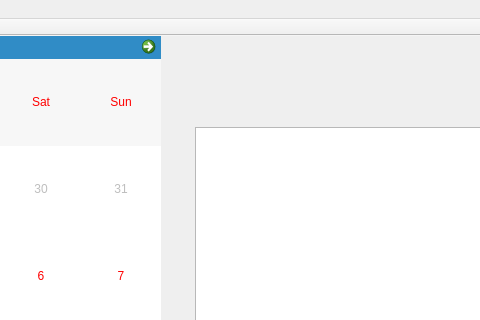
Old version of the form qtcreatorTest/Headers/mainwindow.ui in the repository piccirilloth/Calendar-and-To-Do-list-CalDav; both pictures show x 770 to 1250 and y 0 to 320 of the 1505 by 707 pixel window.
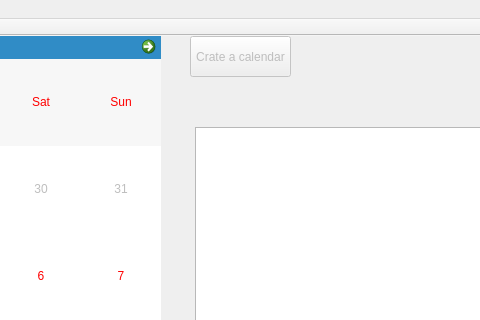
New version of the form.

Commit message: create calendar function added

What changed in the file:
```diff
--- a/qtcreatorTest/Headers/mainwindow.ui
+++ b/qtcreatorTest/Headers/mainwindow.ui
@@ -76,6 +76,25 @@
      <string>Login</string>
     </property>
    </widget>
+   <widget class="QPushButton" name="createCalendarButton">
+    <property name="enabled">
+     <bool>false</bool>
+    </property>
+    <property name="geometry">
+     <rect>
+      <x>960</x>
+      <y>0</y>
+      <width>101</width>
+      <height>41</height>
+     </rect>
+    </property>
+    <property name="text">
+     <string>Crate a calendar</string>
+    </property>
+    <property name="flat">
+     <bool>false</bool>
+    </property>
+   </widget>
   </widget>
   <widget class="QMenuBar" name="menubar">
    <property name="geometry">
```
The commit also changes 30 other files.
